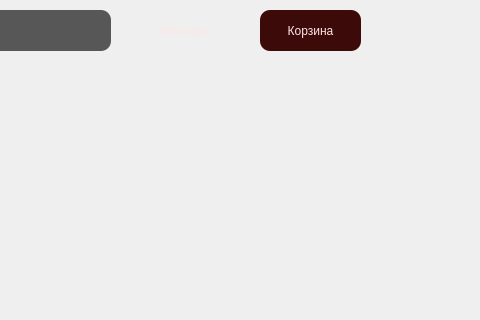
The window that UI/AdminMainWindow.ui (wais-1/criminal_komi) describes before a commit, drawn with Qt 5; both pictures show x 520 to 1000 and y 0 to 320 of the 1000 by 650 pixel window.
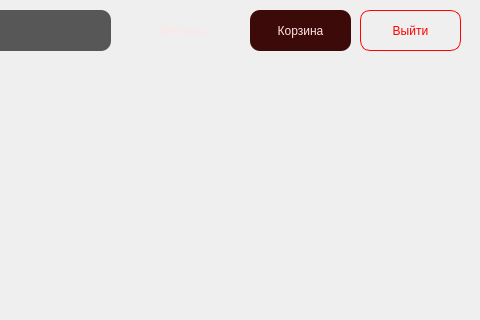
The same window after the commit. Icons and pictures are not drawn.

```diff
--- a/UI/AdminMainWindow.ui
+++ b/UI/AdminMainWindow.ui
@@ -343,7 +343,7 @@
    <widget class="QPushButton" name="btn_cart">
     <property name="geometry">
      <rect>
-      <x>780</x>
+      <x>770</x>
       <y>10</y>
       <width>101</width>
       <height>41</height>
@@ -372,6 +372,39 @@
      <bool>false</bool>
     </property>
    </widget>
+   <widget class="QPushButton" name="btn_exit">
+    <property name="geometry">
+     <rect>
+      <x>880</x>
+      <y>10</y>
+      <width>101</width>
+      <height>41</height>
+     </rect>
+    </property>
+    <property name="cursor">
+     <cursorShape>PointingHandCursor</cursorShape>
+    </property>
+    <property name="layoutDirection">
+     <enum>Qt::LayoutDirection::RightToLeft</enum>
+    </property>
+    <property name="styleSheet">
+     <string notr="true">border-radius: 10px;
+background-color: none;
+padding: 5px;
+color: red;
+border: 1px solid red;</string>
+    </property>
+    <property name="text">
+     <string>Выйти</string>
+    </property>
+    <property name="icon">
+     <iconset>
+      <normaloff>../../../../Users/daria/Downloads/icon-filters.svg</normaloff>../../../../Users/daria/Downloads/icon-filters.svg</iconset>
+    </property>
+    <property name="flat">
+     <bool>false</bool>
+    </property>
+   </widget>
   </widget>
   <widget class="QMenuBar" name="menubar">
    <property name="geometry">
```
